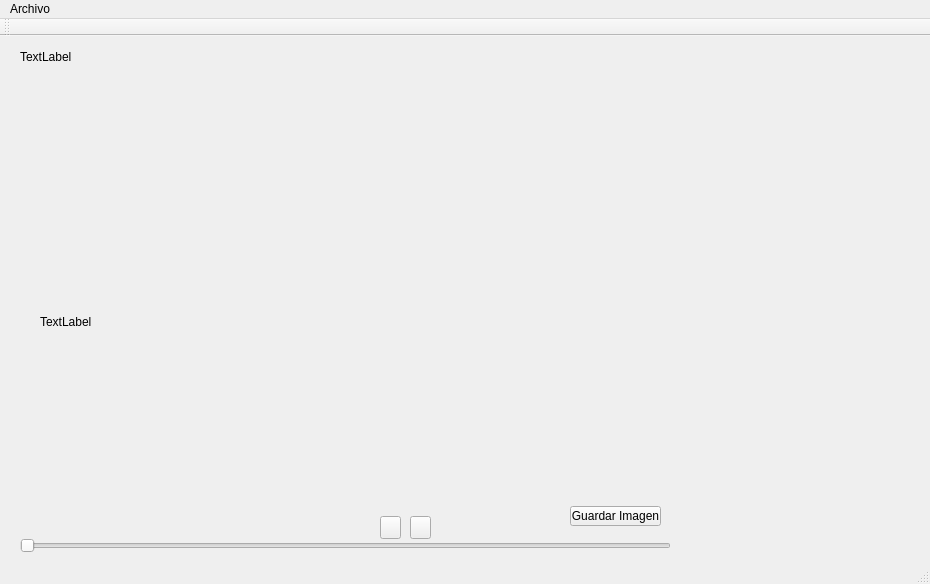
Qt form mainwindow.ui (Lprigara/QtFfmpegProject) before a commit.
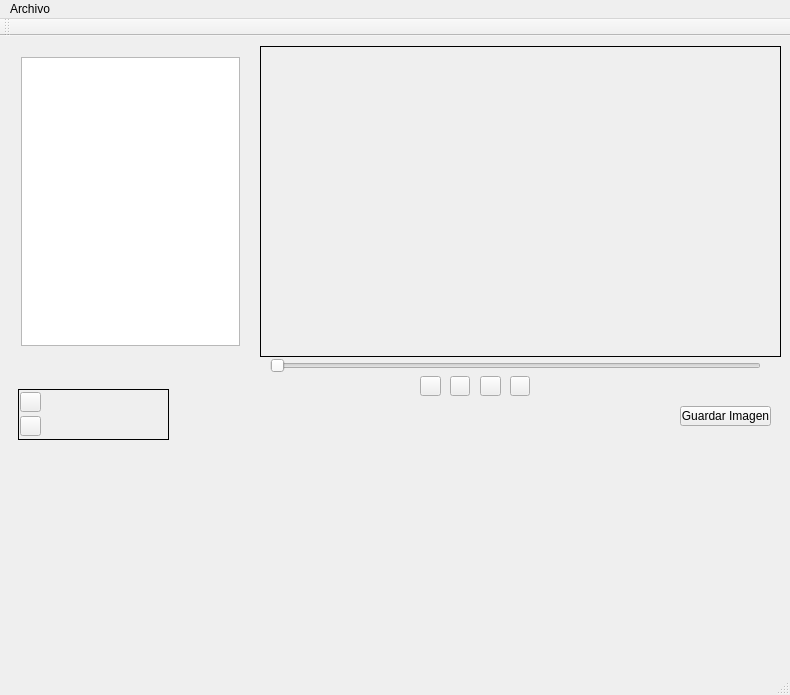
The same form after that commit.

Commit message: Acceder y visualizar por separado las pistas de audio y vídeo

Patch:
```diff
--- a/mainwindow.ui
+++ b/mainwindow.ui
@@ -6,71 +6,32 @@
    <rect>
     <x>0</x>
     <y>0</y>
-    <width>930</width>
-    <height>584</height>
+    <width>790</width>
+    <height>695</height>
    </rect>
   </property>
   <property name="windowTitle">
    <string>MainWindow</string>
   </property>
   <widget class="QWidget" name="centralWidget">
-   <widget class="QLabel" name="labelVideoFrame">
-    <property name="geometry">
-     <rect>
-      <x>40</x>
-      <y>50</y>
-      <width>861</width>
-      <height>471</height>
-     </rect>
-    </property>
-    <property name="text">
-     <string>TextLabel</string>
-    </property>
-   </widget>
    <widget class="QLabel" name="labelVideoInfo">
     <property name="geometry">
      <rect>
-      <x>20</x>
-      <y>5</y>
-      <width>571</width>
+      <x>620</x>
+      <y>330</y>
+      <width>141</width>
       <height>31</height>
      </rect>
     </property>
     <property name="text">
-     <string>TextLabel</string>
-    </property>
-   </widget>
-   <widget class="QPushButton" name="playPauseButton">
-    <property name="geometry">
-     <rect>
-      <x>410</x>
-      <y>480</y>
-      <width>21</width>
-      <height>23</height>
-     </rect>
-    </property>
-    <property name="text">
-     <string/>
-    </property>
-   </widget>
-   <widget class="QPushButton" name="stopButton">
-    <property name="geometry">
-     <rect>
-      <x>380</x>
-      <y>480</y>
-      <width>21</width>
-      <height>23</height>
-     </rect>
-    </property>
-    <property name="text">
      <string/>
     </property>
    </widget>
    <widget class="QPushButton" name="getImageButton">
     <property name="geometry">
      <rect>
-      <x>570</x>
-      <y>470</y>
+      <x>680</x>
+      <y>370</y>
       <width>91</width>
       <height>20</height>
      </rect>
@@ -79,12 +40,60 @@
      <string>Guardar Imagen</string>
     </property>
    </widget>
+   <widget class="QWidget" name="horizontalLayoutWidget">
+    <property name="geometry">
+     <rect>
+      <x>10</x>
+      <y>10</y>
+      <width>241</width>
+      <height>311</height>
+     </rect>
+    </property>
+    <layout class="QHBoxLayout" name="horizontalLayout">
+     <item>
+      <widget class="QListWidget" name="listWidget">
+       <property name="styleSheet">
+        <string notr="true">font: 13pt &quot;Ubuntu&quot;;</string>
+       </property>
+       <property name="alternatingRowColors">
+        <bool>true</bool>
+       </property>
+      </widget>
+     </item>
+    </layout>
+   </widget>
+   <widget class="QPushButton" name="playPauseButton">
+    <property name="geometry">
+     <rect>
+      <x>480</x>
+      <y>340</y>
+      <width>21</width>
+      <height>20</height>
+     </rect>
+    </property>
+    <property name="text">
+     <string/>
+    </property>
+   </widget>
+   <widget class="QPushButton" name="stopButton">
+    <property name="geometry">
+     <rect>
+      <x>420</x>
+      <y>340</y>
+      <width>21</width>
+      <height>20</height>
+     </rect>
+    </property>
+    <property name="text">
+     <string/>
+    </property>
+   </widget>
    <widget class="QSlider" name="displayBar">
     <property name="geometry">
      <rect>
-      <x>20</x>
-      <y>500</y>
-      <width>651</width>
+      <x>270</x>
+      <y>320</y>
+      <width>491</width>
       <height>20</height>
      </rect>
     </property>
@@ -92,13 +101,137 @@
      <enum>Qt::Horizontal</enum>
     </property>
    </widget>
+   <widget class="QLabel" name="labelVideoFrame">
+    <property name="geometry">
+     <rect>
+      <x>260</x>
+      <y>10</y>
+      <width>521</width>
+      <height>311</height>
+     </rect>
+    </property>
+    <property name="styleSheet">
+     <string notr="true">border: 1px solid black</string>
+    </property>
+    <property name="text">
+     <string/>
+    </property>
+   </widget>
+   <widget class="QPushButton" name="nextFrameButton">
+    <property name="geometry">
+     <rect>
+      <x>510</x>
+      <y>340</y>
+      <width>20</width>
+      <height>20</height>
+     </rect>
+    </property>
+    <property name="text">
+     <string/>
+    </property>
+   </widget>
+   <widget class="QPushButton" name="previousFrameButton">
+    <property name="geometry">
+     <rect>
+      <x>450</x>
+      <y>340</y>
+      <width>20</width>
+      <height>20</height>
+     </rect>
+    </property>
+    <property name="text">
+     <string/>
+    </property>
+   </widget>
+   <widget class="QLabel" name="channelsLabel">
+    <property name="geometry">
+     <rect>
+      <x>18</x>
+      <y>353</y>
+      <width>151</width>
+      <height>51</height>
+     </rect>
+    </property>
+    <property name="styleSheet">
+     <string notr="true">border: 1px solid black</string>
+    </property>
+    <property name="text">
+     <string/>
+    </property>
+   </widget>
+   <widget class="QPushButton" name="playAudioChannelButton">
+    <property name="geometry">
+     <rect>
+      <x>20</x>
+      <y>356</y>
+      <width>21</width>
+      <height>20</height>
+     </rect>
+    </property>
+    <property name="text">
+     <string/>
+    </property>
+   </widget>
+   <widget class="QPushButton" name="playVideoChannelButton">
+    <property name="geometry">
+     <rect>
+      <x>20</x>
+      <y>380</y>
+      <width>21</width>
+      <height>20</height>
+     </rect>
+    </property>
+    <property name="text">
+     <string/>
+    </property>
+   </widget>
+   <widget class="QLabel" name="audioChannelLabel">
+    <property name="geometry">
+     <rect>
+      <x>60</x>
+      <y>360</y>
+      <width>101</width>
+      <height>16</height>
+     </rect>
+    </property>
+    <property name="text">
+     <string/>
+    </property>
+   </widget>
+   <widget class="QLabel" name="videoChannelLabel">
+    <property name="geometry">
+     <rect>
+      <x>60</x>
+      <y>380</y>
+      <width>101</width>
+      <height>16</height>
+     </rect>
+    </property>
+    <property name="text">
+     <string/>
+    </property>
+   </widget>
+   <zorder>labelVideoFrame</zorder>
+   <zorder>getImageButton</zorder>
+   <zorder>horizontalLayoutWidget</zorder>
+   <zorder>displayBar</zorder>
+   <zorder>nextFrameButton</zorder>
+   <zorder>playPauseButton</zorder>
+   <zorder>stopButton</zorder>
+   <zorder>previousFrameButton</zorder>
+   <zorder>labelVideoInfo</zorder>
+   <zorder>channelsLabel</zorder>
+   <zorder>playAudioChannelButton</zorder>
+   <zorder>playVideoChannelButton</zorder>
+   <zorder>audioChannelLabel</zorder>
+   <zorder>videoChannelLabel</zorder>
   </widget>
   <widget class="QMenuBar" name="menuBar">
    <property name="geometry">
     <rect>
      <x>0</x>
      <y>0</y>
-     <width>930</width>
+     <width>790</width>
      <height>19</height>
     </rect>
    </property>
```
The commit also changes 9 other files.
